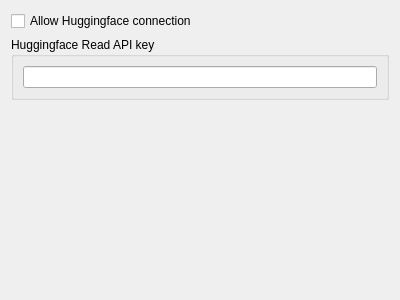
This is src/airunner/components/settings/gui/widgets/huggingface_settings/templates/huggingface_settings.ui in Capsize-Games/airunner as Qt 5 draws it before an edit. The edited form follows.
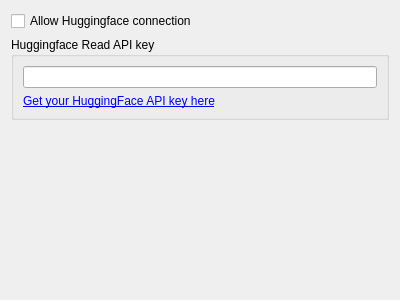
This is the edited form.

The edit to the form file:
```diff
--- a/src/airunner/components/settings/gui/widgets/huggingface_settings/templates/huggingface_settings.ui
+++ b/src/airunner/components/settings/gui/widgets/huggingface_settings/templates/huggingface_settings.ui
@@ -30,6 +30,19 @@
       <item row="0" column="0">
        <widget class="QLineEdit" name="api_key"/>
       </item>
+      <item row="1" column="0">
+       <widget class="QLabel" name="api_key_link">
+        <property name="text">
+         <string>&lt;a href=&quot;https://huggingface.co/settings/tokens&quot;&gt;Get your HuggingFace API key here&lt;/a&gt;</string>
+        </property>
+        <property name="textFormat">
+         <enum>Qt::TextFormat::RichText</enum>
+        </property>
+        <property name="openExternalLinks">
+         <bool>true</bool>
+        </property>
+       </widget>
+      </item>
      </layout>
     </widget>
    </item>
```
